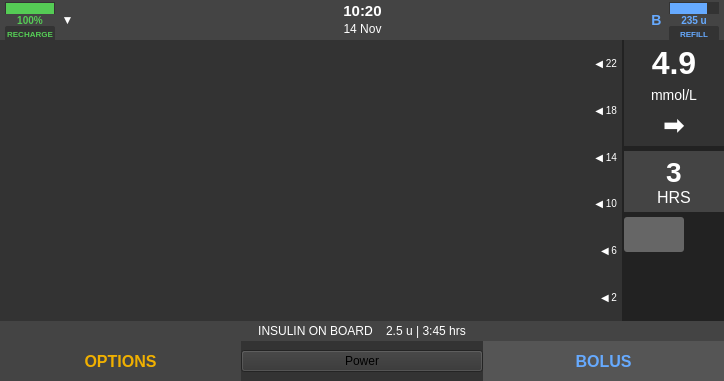
Qt form mainwindow.ui (moazsholook/COMP3004_Proj) before a commit.
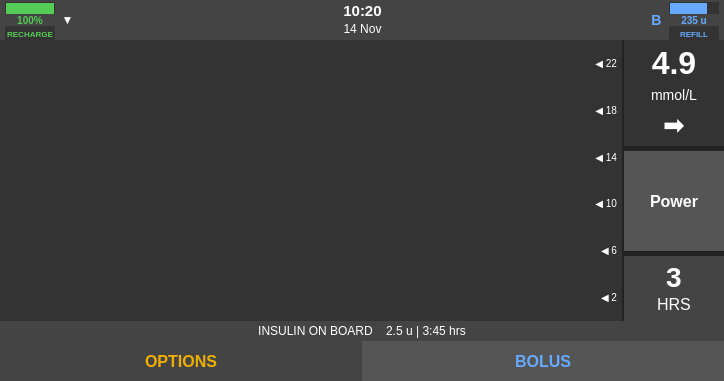
The same form after that commit. Icons and pictures are not drawn.

What changed in the file:
```diff
--- a/mainwindow.ui
+++ b/mainwindow.ui
@@ -586,6 +586,31 @@
            </layout>
           </widget>
          </item>
+         <item>
+          <widget class="QPushButton" name="powerButton">
+           <property name="minimumSize">
+            <size>
+             <width>100</width>
+             <height>100</height>
+            </size>
+           </property>
+           <property name="styleSheet">
+            <string notr="true">QPushButton {
+  background-color: #555555;
+  color: #FFFFFF;
+  border: none;
+  font-size: 16px;
+  font-weight: bold;
+}
+QPushButton:pressed {
+  background-color: #444444;
+}</string>
+           </property>
+           <property name="text">
+            <string>Power</string>
+           </property>
+          </widget>
+         </item>
          <item>
           <widget class="QFrame" name="hoursFrame">
            <property name="minimumSize">
@@ -648,54 +673,6 @@
            </layout>
           </widget>
          </item>
-         <item>
-          <widget class="QPushButton" name="tandemLogoButton">
-           <property name="sizePolicy">
-            <sizepolicy hsizetype="Fixed" vsizetype="Fixed">
-             <horstretch>0</horstretch>
-             <verstretch>0</verstretch>
-            </sizepolicy>
-           </property>
-           <property name="minimumSize">
-            <size>
-             <width>60</width>
-             <height>35</height>
-            </size>
-           </property>
-           <property name="maximumSize">
-            <size>
-             <width>60</width>
-             <height>35</height>
-            </size>
-           </property>
-           <property name="styleSheet">
-            <string notr="true">QPushButton {
-  background-color: #666666;
-  border: none;
-  border-radius: 3px;
-}
-QPushButton:pressed {
-  background-color: #555555;
-}</string>
-           </property>
-           <property name="text">
-            <string/>
-           </property>
-          </widget>
-         </item>
-         <item>
-          <spacer name="rightSideSpacer">
-           <property name="orientation">
-            <enum>Qt::Vertical</enum>
-           </property>
-           <property name="sizeHint" stdset="0">
-            <size>
-             <width>20</width>
-             <height>5</height>
-            </size>
-           </property>
-          </spacer>
-         </item>
         </layout>
        </item>
       </layout>
@@ -805,13 +782,6 @@
            </property>
           </widget>
          </item>
-         <item>
-          <widget class="QPushButton" name="powerButton">
-           <property name="text">
-            <string>Power</string>
-           </property>
-          </widget>
-         </item>
          <item>
           <widget class="QPushButton" name="bolusButton">
            <property name="minimumSize">
```
